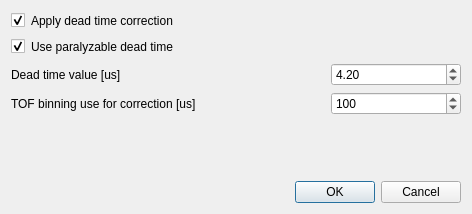
Old version of the form RefRed/interfaces/deadtime_settings.ui in the repository neutrons/RefRed.
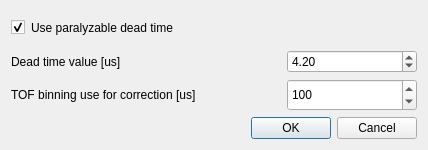
New version of the form.

Commit message: deadtime_entry for the sf_calculator

Diff of the .ui file:
```diff
--- a/RefRed/interfaces/deadtime_settings.ui
+++ b/RefRed/interfaces/deadtime_settings.ui
@@ -9,10 +9,22 @@
    <rect>
     <x>0</x>
     <y>0</y>
-    <width>472</width>
-    <height>214</height>
+    <width>428</width>
+    <height>150</height>
    </rect>
   </property>
+  <property name="sizePolicy">
+   <sizepolicy hsizetype="Preferred" vsizetype="Fixed">
+    <horstretch>0</horstretch>
+    <verstretch>0</verstretch>
+   </sizepolicy>
+  </property>
+  <property name="maximumSize">
+   <size>
+    <width>439</width>
+    <height>150</height>
+   </size>
+  </property>
   <property name="windowTitle">
    <string>Dead Time Settings</string>
   </property>
@@ -22,43 +34,6 @@
   <layout class="QGridLayout" name="gridLayout">
    <item row="0" column="0">
     <layout class="QVBoxLayout" name="verticalLayout">
-     <item>
-      <layout class="QHBoxLayout" name="horizontalLayout">
-       <item>
-        <widget class="QCheckBox" name="apply_correction">
-         <property name="text">
-          <string/>
-         </property>
-         <property name="checked">
-          <bool>true</bool>
-         </property>
-        </widget>
-       </item>
-       <item>
-        <widget class="QLabel" name="label">
-         <property name="toolTip">
-          <string>&lt;html&gt;&lt;head/&gt;&lt;body&gt;&lt;p&gt;Enable/Disable background subtraction&lt;/p&gt;&lt;/body&gt;&lt;/html&gt;</string>
-         </property>
-         <property name="text">
-          <string>Apply dead time correction</string>
-         </property>
-        </widget>
-       </item>
-       <item>
-        <spacer name="horizontalSpacer">
-         <property name="orientation">
-          <enum>Qt::Horizontal</enum>
-         </property>
-         <property name="sizeHint" stdset="0">
-          <size>
-           <width>40</width>
-           <height>20</height>
-          </size>
-         </property>
-        </spacer>
-       </item>
-      </layout>
-     </item>
      <item>
       <layout class="QHBoxLayout" name="horizontalLayout_3">
        <item>
@@ -73,6 +48,12 @@
        </item>
        <item>
         <widget class="QLabel" name="label_3">
+         <property name="sizePolicy">
+          <sizepolicy hsizetype="Preferred" vsizetype="Preferred">
+           <horstretch>0</horstretch>
+           <verstretch>0</verstretch>
+          </sizepolicy>
+         </property>
          <property name="toolTip">
           <string>&lt;html&gt;&lt;head/&gt;&lt;body&gt;&lt;p&gt;Use two background regions to estimate the background under the peak&lt;/p&gt;&lt;/body&gt;&lt;/html&gt;</string>
          </property>
@@ -183,8 +164,8 @@
          </property>
          <property name="maximumSize">
           <size>
-           <width>130</width>
-           <height>16777215</height>
+           <width>0</width>
+           <height>100</height>
           </size>
          </property>
          <property name="decimals">
@@ -203,19 +184,6 @@
        </item>
       </layout>
      </item>
-     <item>
-      <spacer name="verticalSpacer">
-       <property name="orientation">
-        <enum>Qt::Vertical</enum>
-       </property>
-       <property name="sizeHint" stdset="0">
-        <size>
-         <width>20</width>
-         <height>40</height>
-        </size>
-       </property>
-      </spacer>
-     </item>
      <item>
       <layout class="QHBoxLayout" name="horizontalLayout_2">
        <item>
```
The commit also changes 3 other files.
